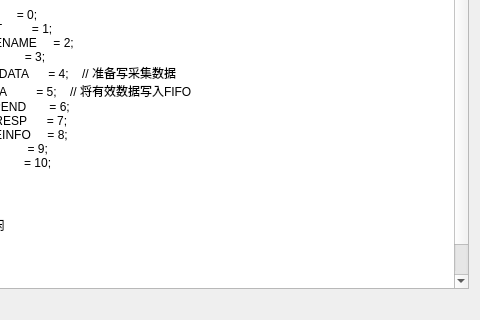
Above: ui/noteinfo.ui from kdurant/qt_study before the change; both pictures show x 171 to 651 and y 208 to 528 of the 651 by 528 pixel window. Below: the same form after it.
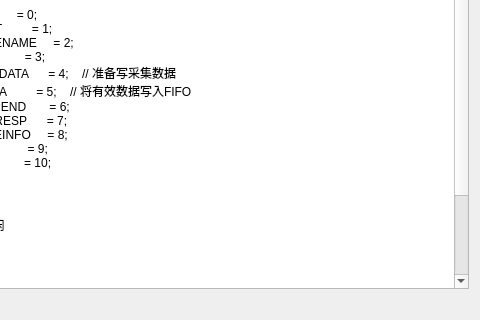
That is the form after the change. Icons and pictures are not drawn.

Commit message: opt: 检查实际采样数据长度是否和理论值一致

```diff
--- a/ui/noteinfo.ui
+++ b/ui/noteinfo.ui
@@ -47,6 +47,10 @@
            ADDR   = 1,  // 写命令
            DATA   = 2,  // 写数据
            RESP   = 3;  // 读数据
+
+水下预警雷达：
+	设第一段采样数据长度:m,则总共采样长度:L
+	L = 128  + 8 * m
 </string>
      </property>
     </widget>
```
Lines whose indentation alone changed are shown as unchanged. The commit also changes 5 other files.
